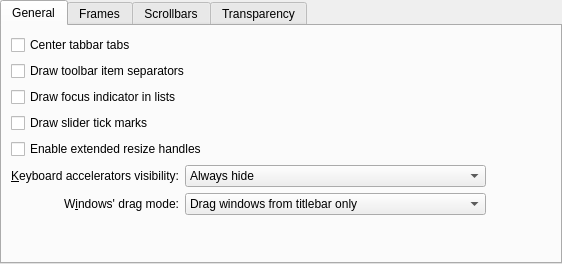
First picture: the form in kstyle/config/ui/breezestyleconfig.ui, repository Sonic-DE/sonic-breeze, before the edit.
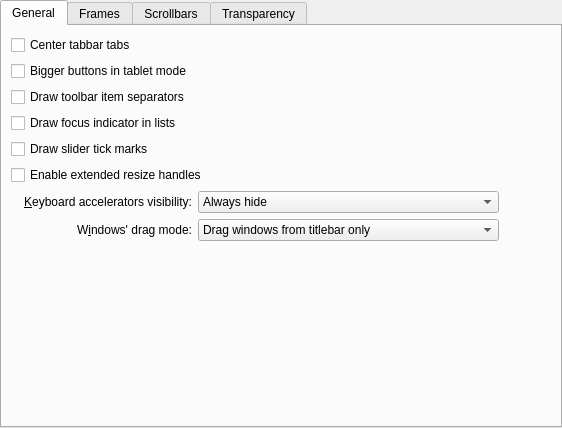
Second picture: the form after the edit.

Commit message:
Bigger button on tablet mode configurable
put the button enlarge on tablet mode behind a config option default off.
For now the menus and the titlebars still grow in tablet mode

BUG:452987

```diff
--- a/kstyle/config/ui/breezestyleconfig.ui
+++ b/kstyle/config/ui/breezestyleconfig.ui
@@ -7,7 +7,7 @@
     <x>0</x>
     <y>0</y>
     <width>562</width>
-    <height>264</height>
+    <height>428</height>
    </rect>
   </property>
   <property name="sizePolicy">
@@ -39,7 +39,80 @@
        <string>General</string>
       </attribute>
       <layout class="QGridLayout" name="gridLayout">
-       <item row="6" column="1">
+       <item row="8" column="1" colspan="3">
+        <spacer name="verticalSpacer">
+         <property name="orientation">
+          <enum>Qt::Vertical</enum>
+         </property>
+         <property name="sizeHint" stdset="0">
+          <size>
+           <width>20</width>
+           <height>49</height>
+          </size>
+         </property>
+        </spacer>
+       </item>
+       <item row="5" column="1" colspan="4">
+        <widget class="QCheckBox" name="_splitterProxyEnabled">
+         <property name="text">
+          <string>Enable extended resize handles</string>
+         </property>
+        </widget>
+       </item>
+       <item row="7" column="2" colspan="2">
+        <widget class="QComboBox" name="_windowDragMode">
+         <item>
+          <property name="text">
+           <string>Drag windows from titlebar only</string>
+          </property>
+         </item>
+         <item>
+          <property name="text">
+           <string>Drag windows from titlebar, menubar and toolbars</string>
+          </property>
+         </item>
+         <item>
+          <property name="text">
+           <string>Drag windows from all empty areas</string>
+          </property>
+         </item>
+        </widget>
+       </item>
+       <item row="4" column="1" colspan="4">
+        <widget class="QCheckBox" name="_sliderDrawTickMarks">
+         <property name="text">
+          <string>Draw slider tick marks</string>
+         </property>
+        </widget>
+       </item>
+       <item row="6" column="4">
+        <spacer name="horizontalSpacer_3">
+         <property name="orientation">
+          <enum>Qt::Horizontal</enum>
+         </property>
+         <property name="sizeHint" stdset="0">
+          <size>
+           <width>65</width>
+           <height>20</height>
+          </size>
+         </property>
+        </spacer>
+       </item>
+       <item row="0" column="1" colspan="4">
+        <widget class="QCheckBox" name="_tabBarDrawCenteredTabs">
+         <property name="text">
+          <string>Center tabbar tabs</string>
+         </property>
+        </widget>
+       </item>
+       <item row="3" column="1" colspan="4">
+        <widget class="QCheckBox" name="_viewDrawFocusIndicator">
+         <property name="text">
+          <string>Draw focus indicator in lists</string>
+         </property>
+        </widget>
+       </item>
+       <item row="7" column="1">
         <widget class="QLabel" name="_windowDragLabel">
          <property name="sizePolicy">
           <sizepolicy hsizetype="Preferred" vsizetype="Preferred">
@@ -59,13 +132,13 @@
         </widget>
        </item>
        <item row="2" column="1" colspan="4">
-        <widget class="QCheckBox" name="_viewDrawFocusIndicator">
+        <widget class="QCheckBox" name="_toolBarDrawItemSeparator">
          <property name="text">
-          <string>Draw focus indicator in lists</string>
+          <string>Draw toolbar item separators</string>
          </property>
         </widget>
        </item>
-       <item row="5" column="1">
+       <item row="6" column="1">
         <widget class="QLabel" name="_mnemonicsLabel">
          <property name="text">
           <string>&amp;Keyboard accelerators visibility:</string>
@@ -78,7 +151,7 @@
          </property>
         </widget>
        </item>
-       <item row="5" column="2" colspan="2">
+       <item row="6" column="2" colspan="2">
         <widget class="QComboBox" name="_mnemonicsMode">
          <item>
           <property name="text">
@@ -97,76 +170,10 @@
          </item>
         </widget>
        </item>
-       <item row="5" column="4">
-        <spacer name="horizontalSpacer_3">
-         <property name="orientation">
-          <enum>Qt::Horizontal</enum>
-         </property>
-         <property name="sizeHint" stdset="0">
-          <size>
-           <width>65</width>
-           <height>20</height>
-          </size>
-         </property>
-        </spacer>
-       </item>
-       <item row="6" column="2" colspan="2">
-        <widget class="QComboBox" name="_windowDragMode">
-         <item>
-          <property name="text">
-           <string>Drag windows from titlebar only</string>
-          </property>
-         </item>
-         <item>
-          <property name="text">
-           <string>Drag windows from titlebar, menubar and toolbars</string>
-          </property>
-         </item>
-         <item>
-          <property name="text">
-           <string>Drag windows from all empty areas</string>
-          </property>
-         </item>
-        </widget>
-       </item>
-       <item row="7" column="1" colspan="3">
-        <spacer name="verticalSpacer">
-         <property name="orientation">
-          <enum>Qt::Vertical</enum>
-         </property>
-         <property name="sizeHint" stdset="0">
-          <size>
-           <width>20</width>
-           <height>49</height>
-          </size>
-         </property>
-        </spacer>
-       </item>
-       <item row="0" column="1" colspan="4">
-        <widget class="QCheckBox" name="_tabBarDrawCenteredTabs">
+       <item row="1" column="1">
+        <widget class="QCheckBox" name="_bigControlsOnTablet">
          <property name="text">
-          <string>Center tabbar tabs</string>
-         </property>
-        </widget>
-       </item>
-       <item row="1" column="1" colspan="4">
-        <widget class="QCheckBox" name="_toolBarDrawItemSeparator">
-         <property name="text">
-          <string>Draw toolbar item separators</string>
-         </property>
-        </widget>
-       </item>
-       <item row="3" column="1" colspan="4">
-        <widget class="QCheckBox" name="_sliderDrawTickMarks">
-         <property name="text">
-          <string>Draw slider tick marks</string>
-         </property>
-        </widget>
-       </item>
-       <item row="4" column="1" colspan="4">
-        <widget class="QCheckBox" name="_splitterProxyEnabled">
-         <property name="text">
-          <string>Enable extended resize handles</string>
+          <string>Bigger buttons in tablet mode</string>
          </property>
         </widget>
        </item>
```
Left out of the diff: 3 changed lines with no effect on the pictures. The commit also changes 3 other files.
